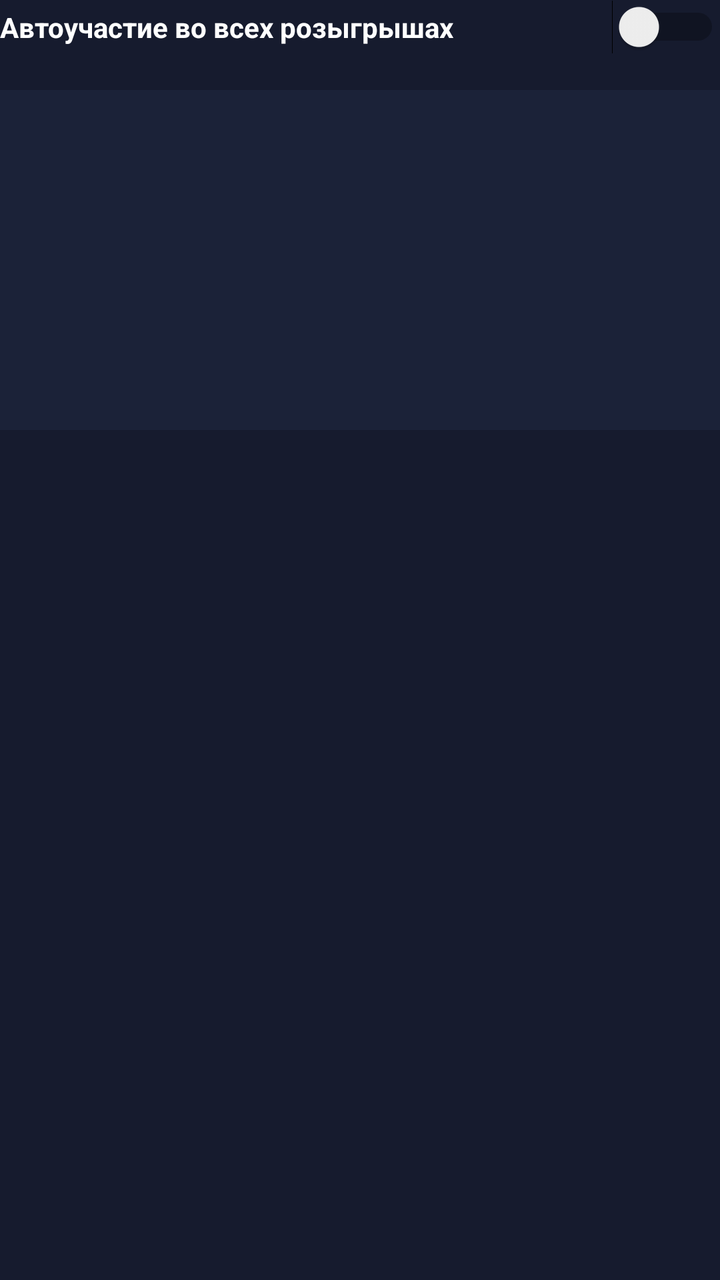
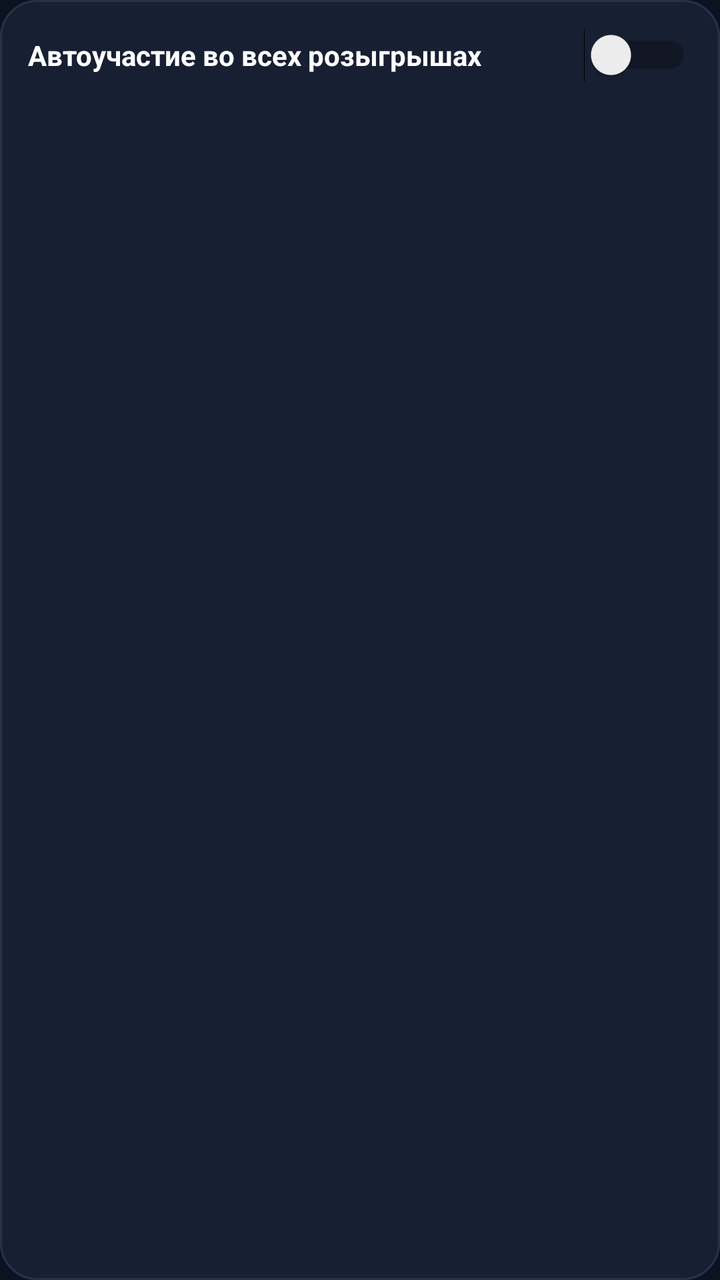

Compare the two renders of this Android layout. The source of the first and the diff that turns it into the second are given below.
<!-- AndroidManifest.xml: application theme Theme.Cs2a -->
<!-- res/layout/panel_raffles.xml -->
<?xml version="1.0" encoding="utf-8"?>
<LinearLayout xmlns:android="http://schemas.android.com/apk/res/android"
    android:layout_width="match_parent"
    android:layout_height="wrap_content"
    android:orientation="vertical">

    <LinearLayout android:layout_width="match_parent" android:layout_height="wrap_content" android:orientation="horizontal" android:gravity="center_vertical">
        <TextView android:layout_width="0dp" android:layout_height="wrap_content" android:layout_weight="1" android:text="Автоучастие во всех розыгрышах" android:textColor="@color/text" android:textStyle="bold" />
        <Switch android:id="@+id/rafflesAutoSwitch" android:layout_width="wrap_content" android:layout_height="wrap_content" />
    </LinearLayout>

    <LinearLayout android:id="@+id/rafflesList" android:layout_width="match_parent" android:layout_height="wrap_content" android:orientation="vertical" android:layout_marginTop="8dp" />

    <androidx.core.widget.NestedScrollView
        android:layout_width="match_parent"
        android:layout_height="180dp"
        android:fillViewport="true"
        android:overScrollMode="ifContentScrolls">
        <TextView android:id="@+id/rafflesLog" style="@style/LogText" android:text="" />
    </androidx.core.widget.NestedScrollView>
</LinearLayout>
<!-- resources referenced by this layout -->
<resources>
  <color name="text">#ffffff</color>
  <style name="LogText">
          <item name="android:layout_width">match_parent</item>
          <item name="android:layout_height">wrap_content</item>
          <item name="android:textColor">@color/textDim</item>
          <item name="android:textSize">12sp</item>
          <item name="android:background">@color/card</item>
          <item name="android:padding">10dp</item>
          <item name="android:layout_marginTop">10dp</item>
          <item name="android:fontFamily">monospace</item>
      </style>
  <style name="Theme.Cs2a" parent="Theme.Material3.DayNight.NoActionBar">
          <item name="android:windowBackground">@color/bg</item>
          <item name="colorPrimary">@color/accent</item>
          <item name="colorOnPrimary">@color/bg</item>
          <item name="android:statusBarColor" tools:targetApi="21">@color/bg</item>
      </style>
  <color name="textDim">#9aa4c7</color>
  <color name="card">#1b2238</color>
  <color name="bg">#161b2e</color>
  <color name="accent">#7effed</color>
</resources>

<!-- the commit's change to res/layout/panel_raffles.xml (unified diff, before → after) -->
@@ -2,7 +2,10 @@
 <LinearLayout xmlns:android="http://schemas.android.com/apk/res/android"
     android:layout_width="match_parent"
     android:layout_height="wrap_content"
-    android:orientation="vertical">
+    android:orientation="vertical"
+    android:background="@drawable/panel_surface"
+    android:padding="14dp"
+    android:layout_marginBottom="10dp">
 
     <LinearLayout android:layout_width="match_parent" android:layout_height="wrap_content" android:orientation="horizontal" android:gravity="center_vertical">
         <TextView android:layout_width="0dp" android:layout_height="wrap_content" android:layout_weight="1" android:text="Автоучастие во всех розыгрышах" android:textColor="@color/text" android:textStyle="bold" />
<!-- resource entries referenced after the edit -->
@@ -1,6 +1,13 @@
 <!-- resources referenced by this layout -->
 <resources>
   <color name="text">#ffffff</color>
+  <!-- drawable panel_surface (drawable) -->
+  <?xml version="1.0" encoding="utf-8"?>
+  <shape xmlns:android="http://schemas.android.com/apk/res/android" android:shape="rectangle">
+      <solid android:color="@color/card" />
+      <corners android:radius="18dp" />
+      <stroke android:width="1dp" android:color="@color/surface" />
+  </shape>
   <style name="LogText">
           <item name="android:layout_width">match_parent</item>
           <item name="android:layout_height">wrap_content</item>
@@ -13,13 +20,27 @@
       </style>
   <style name="Theme.Cs2a" parent="Theme.Material3.DayNight.NoActionBar">
           <item name="android:windowBackground">@color/bg</item>
+          <item name="materialButtonStyle">@style/AppButton</item>
           <item name="colorPrimary">@color/accent</item>
           <item name="colorOnPrimary">@color/bg</item>
           <item name="android:statusBarColor" tools:targetApi="21">@color/bg</item>
       </style>
   <color name="textDim">#9aa4c7</color>
-  <color name="card">#1b2238</color>
-  <color name="bg">#161b2e</color>
-  <color name="accent">#7effed</color>
+  <color name="card">#171F32</color>
+  <color name="surface">#26334D</color>
+  <color name="bg">#0D1220</color>
+  <style name="AppButton" parent="Widget.Material3.Button">
+          <item name="android:layout_height">48dp</item>
+          <item name="android:minHeight">48dp</item>
+          <item name="android:insetTop">0dp</item>
+          <item name="android:insetBottom">0dp</item>
+          <item name="android:insetLeft">0dp</item>
+          <item name="android:insetRight">0dp</item>
+          <item name="cornerRadius">14dp</item>
+          <item name="android:textAllCaps">false</item>
+          <item name="android:textStyle">bold</item>
+          <item name="android:letterSpacing">0</item>
+      </style>
+  <color name="accent">#69E7D2</color>
 </resources>
 
